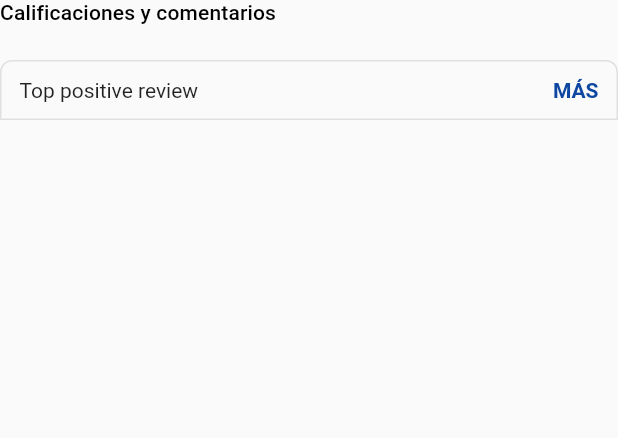
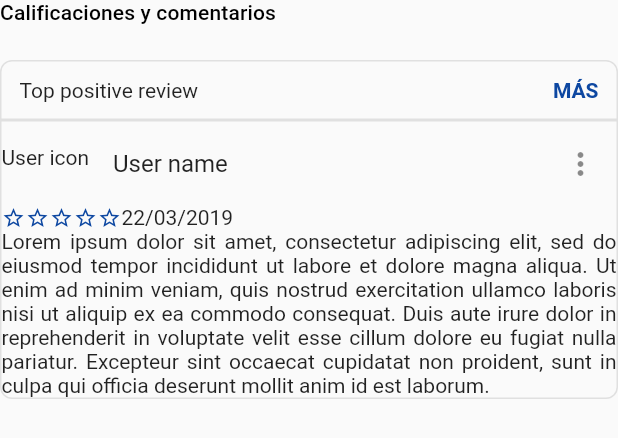
Before and after one commit to miguelgalindez/biblio, a Flutter app: the BookRatingAndReviews widget shown alone on an empty page, opened directly with empty values, on a phone screen of 412 x 824 dp. Shown: the top 438 px of the screen. Run offline on Flutter 3.47's test engine with Material 2 defaults, Android fonts, the phone set to English and light mode, and no system bars; drawn by our look-alikes of smooth_star_rating; our stand-ins replace percent_indicator, photo_view.

Commit message:
[home-details] Creating comments widget

```diff
--- /dev/null
+++ b/lib/components/book/bookReview.dart
@@ -0,0 +1,61 @@
+import 'package:flutter/material.dart';
+import 'package:smooth_star_rating/smooth_star_rating.dart';
+import 'package:biblio/models/book.dart';
+
+class BookReview extends StatelessWidget {
+  final Book book;
+  final Color starsColor;
+  BookReview({Key key, @required this.book, @required this.starsColor}) : super(key: key);
+
+  @override
+  Widget build(BuildContext context) {
+    return GestureDetector(
+      onTap: () {
+        // TODO this has to make the comment full readable
+        print("review comment tapped");
+      },
+      child: Container(
+        decoration: BoxDecoration(
+          border: Border.all(color: Colors.grey[300]),
+          borderRadius: BorderRadius.only(
+            bottomLeft: const Radius.circular(8.0),
+            bottomRight: const Radius.circular(8.0),
+          ),
+        ),
+        child: Column(
+          crossAxisAlignment: CrossAxisAlignment.stretch,
+          children: <Widget>[
+            ListTile(
+              contentPadding: EdgeInsets.all(0.0),
+              leading: Text("User icon"),
+              title: Text("User name"),
+              trailing: IconButton(
+                icon: const Icon(Icons.more_vert),
+                tooltip: "Acciones",
+                onPressed: () {
+                  print("Comment's actions button tapped");
+                },
+              ),
+            ),
+            Row(
+              children: <Widget>[
+                SmoothStarRating(
+                  size: 16.0,
+                  rating: book.averageRating,
+                  color: starsColor,
+                ),
+                // TODO fetch this value from DB
+                Text("22/03/2019")
+              ],
+            ),
+            Text(
+              // TODO fetch this value from DB
+              "Lorem ipsum dolor sit amet, consectetur adipiscing elit, sed do eiusmod tempor incididunt ut labore et dolore magna aliqua. Ut enim ad minim veniam, quis nostrud exercitation ullamco laboris nisi ut aliquip ex ea commodo consequat. Duis aute irure dolor in reprehenderit in voluptate velit esse cillum dolore eu fugiat nulla pariatur. Excepteur sint occaecat cupidatat non proident, sunt in culpa qui officia deserunt mollit anim id est laborum.",
+              textAlign: TextAlign.justify,
+            ),
+          ],
+        ),
+      ),
+    );
+  }
+}
--- /dev/null
+++ b/lib/components/book/bookReviewHeader.dart
@@ -0,0 +1,40 @@
+import 'package:flutter/material.dart';
+
+class BookReviewHeader extends StatelessWidget {
+  final Color primaryColor;
+  final Color secondaryColor;
+  final List<Widget> children;
+  final Function onTap;
+
+  BookReviewHeader(
+      {@required this.primaryColor,
+      @required this.secondaryColor,
+      @required this.children,
+      @required this.onTap});
+
+  final BorderRadius borderRadius = BorderRadius.only(
+    topLeft: const Radius.circular(8.0),
+    topRight: const Radius.circular(8.0),
+  );
+
+  @override
+  Widget build(BuildContext context) {
+    return InkWell(
+      splashColor: secondaryColor,
+      borderRadius: borderRadius,
+      onTap: onTap,
+      child: Container(
+        decoration: BoxDecoration(
+          border: Border.all(color: Colors.grey[300]),
+          borderRadius: borderRadius,
+        ),
+        height: 40.0,
+        padding: EdgeInsets.symmetric(horizontal: 12.0),
+        child: Row(
+          mainAxisAlignment: MainAxisAlignment.spaceBetween,
+          children: children,
+        ),
+      ),
+    );
+  }
+}
--- a/lib/screens/details/bookRatingAndReviews.dart
+++ b/lib/screens/details/bookRatingAndReviews.dart
@@ -3,6 +3,8 @@ import 'package:biblio/models/book.dart';
 import 'package:smooth_star_rating/smooth_star_rating.dart';
 import 'package:biblio/models/appConfig.dart';
 import 'package:percent_indicator/linear_percent_indicator.dart';
+import 'package:biblio/components/book/bookReview.dart';
+import 'package:biblio/components/book/bookReviewHeader.dart';
 
 class BookRatingAndReviews extends StatelessWidget {
   final Book book;
@@ -130,23 +132,14 @@ class BookRatingAndReviews extends StatelessWidget {
   List<Widget> _getCommentsWidgets(AppConfig appConfig) {
     List<Widget> widgets = [];
 
-    Widget topPositiveReviewWidget = InkWell(
-      splashColor: appConfig.secondaryColor,
+    Widget topPositiveReviewWidget = Column(
+      children: [
+        BookReviewHeader(
+          primaryColor: appConfig.primaryColor,
+          secondaryColor: appConfig.secondaryColor,
           onTap: () {
             print("More positive reviews tapped");
           },
-      child: Container(
-        decoration: BoxDecoration(
-          border: Border.all(color: Colors.grey[300]),
-          borderRadius: BorderRadius.only(
-            topLeft: const Radius.circular(8.0),
-            topRight: const Radius.circular(8.0),
-          ),
-        ),
-        height: 40.0,
-        padding: EdgeInsets.symmetric(horizontal: 12.0),
-        child: Row(
-          mainAxisAlignment: MainAxisAlignment.spaceBetween,
           children: <Widget>[
             Text("Top positive review"),
             Text(
@@ -154,11 +147,16 @@ class BookRatingAndReviews extends StatelessWidget {
               style: TextStyle(
                 fontSize: 14.0,
                 fontWeight: FontWeight.bold,
-                  color: appConfig.primaryColor),
+                color: appConfig.primaryColor,
+              ),
             ),
           ],
         ),
+        BookReview(
+          book: book,
+          starsColor: appConfig.primaryColor,
         ),
+      ],
     );
     widgets.add(topPositiveReviewWidget);
     return widgets;
```
Lines whose indentation alone changed are shown as unchanged.
